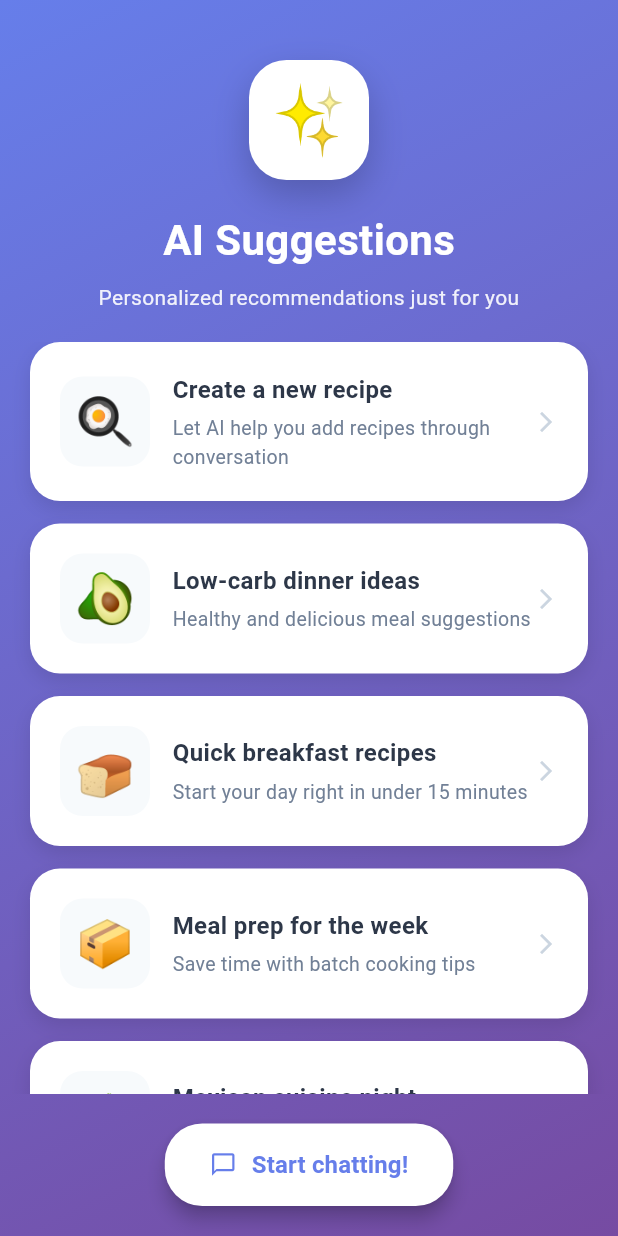
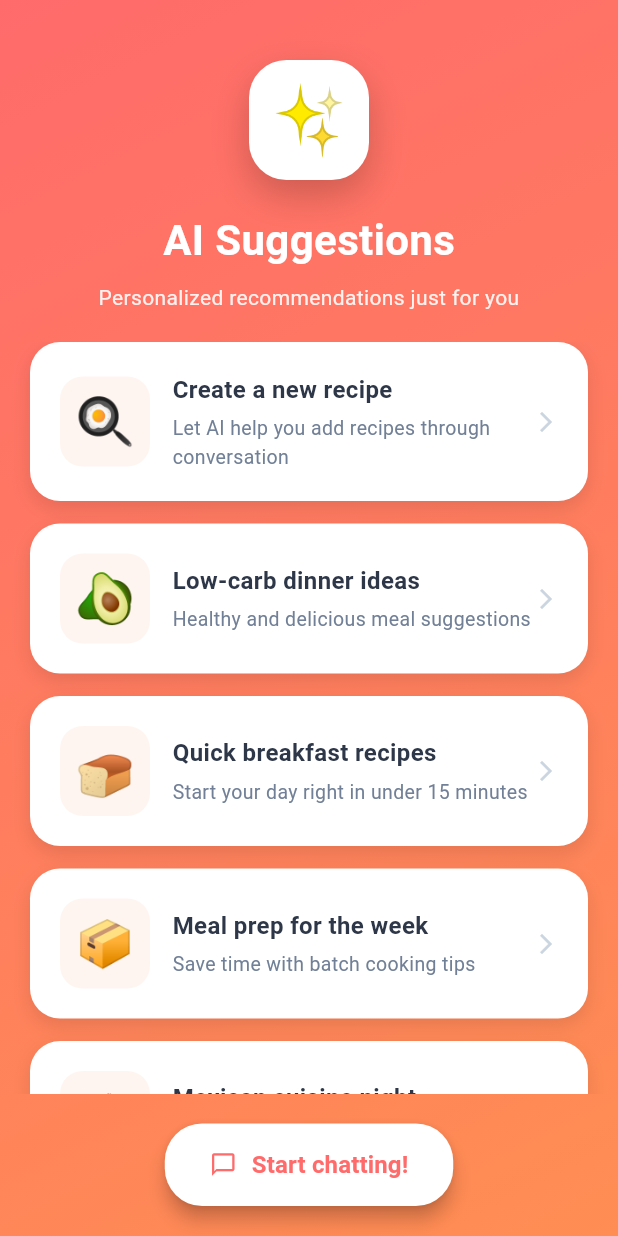
Before and after one commit to kazishakkhar17/RecipeWhisper, a Flutter app: the AiSuggestionScreen screen opened directly, on a phone screen of 412 x 824 dp. Run offline on Flutter 3.47's test engine with Material 3 defaults, Android fonts, the light colour scheme and no system bars; our stand-ins replace awesome_notifications, firebase_auth, firebase_core, flutter_riverpod, get_it, go_router and 3 more; accounts and stored records are empty.

Commit message:
AI onboarding screen translations added

```diff
--- a/lib/features/ai_suggestions/presentation/screens/ai_suggestion_screen.dart
+++ b/lib/features/ai_suggestions/presentation/screens/ai_suggestion_screen.dart
@@ -89,7 +89,7 @@ class _AiSuggestionScreenState extends ConsumerState<AiSuggestionScreen> {
       key: const ValueKey('suggestions'),
       decoration: const BoxDecoration(
         gradient: LinearGradient(
-          colors: [Color(0xFF667eea), Color(0xFF764ba2)],
+          colors: [Color(0xFFFF6B6B), Color(0xFFFF8E53)],
           begin: Alignment.topLeft,
           end: Alignment.bottomRight,
         ),
@@ -132,7 +132,7 @@ class _AiSuggestionScreenState extends ConsumerState<AiSuggestionScreen> {
                   ),
                   const SizedBox(height: 8),
                   Text(
-                    'Personalized recommendations just for you',
+                    context.tr('personalized_recommendations'),
                     style: TextStyle(
                       color: Colors.white.withOpacity(0.9),
                       fontSize: 14,
@@ -154,36 +154,36 @@ class _AiSuggestionScreenState extends ConsumerState<AiSuggestionScreen> {
                   children: [
                     _buildSuggestionCard(
                       icon: '🍳',
-                      title: 'Create a new recipe',
-                      description: 'Let AI help you add recipes through conversation',
+                      title: context.tr('create_new_recipe'),
+                      description: context.tr('create_new_recipe_desc'),
                       onTap: () => _startConversation('I want to add a recipe'),
                     ),
                     const SizedBox(height: 15),
                     _buildSuggestionCard(
                       icon: '🥑',
-                      title: 'Low-carb dinner ideas',
-                      description: 'Healthy and delicious meal suggestions',
+                      title: context.tr('low_carb_dinner'),
+                      description: context.tr('low_carb_dinner_desc'),
                       onTap: () => _startConversation('Suggest low-carb dinner ideas'),
                     ),
                     const SizedBox(height: 15),
                     _buildSuggestionCard(
                       icon: '🍞',
-                      title: 'Quick breakfast recipes',
-                      description: 'Start your day right in under 15 minutes',
+                      title: context.tr('quick_breakfast'),
+                      description: context.tr('quick_breakfast_desc'),
                       onTap: () => _startConversation('Give me quick breakfast ideas'),
                     ),
                     const SizedBox(height: 15),
                     _buildSuggestionCard(
                       icon: '📦',
-                      title: 'Meal prep for the week',
-                      description: 'Save time with batch cooking tips',
+                      title: context.tr('meal_prep'),
+                      description: context.tr('meal_prep_desc'),
                       onTap: () => _startConversation('Help me plan meal prep'),
                     ),
                     const SizedBox(height: 15),
                     _buildSuggestionCard(
                       icon: '🌮',
-                      title: 'Mexican cuisine night',
-                      description: 'Authentic flavors and traditional recipes',
+                      title: context.tr('mexican_cuisine'),
+                      description: context.tr('mexican_cuisine_desc'),
                       onTap: () => _startConversation('Suggest Mexican recipes'),
                     ),
                     const SizedBox(height: 20),
@@ -203,7 +203,7 @@ class _AiSuggestionScreenState extends ConsumerState<AiSuggestionScreen> {
                 },
                 style: ElevatedButton.styleFrom(
                   backgroundColor: Colors.white,
-                  foregroundColor: const Color(0xFF667eea),
+                  foregroundColor: const Color(0xFFFF6B6B),
                   padding: const EdgeInsets.symmetric(horizontal: 30, vertical: 16),
                   shape: RoundedRectangleBorder(
                     borderRadius: BorderRadius.circular(25),
@@ -259,7 +259,7 @@ class _AiSuggestionScreenState extends ConsumerState<AiSuggestionScreen> {
               width: 60,
               height: 60,
               decoration: BoxDecoration(
-                color: const Color(0xFFF7FAFC),
+                color: const Color(0xFFFFF5F0),
                 borderRadius: BorderRadius.circular(15),
               ),
               child: Center(
@@ -310,7 +310,8 @@ class _AiSuggestionScreenState extends ConsumerState<AiSuggestionScreen> {
           children: [
             const Text('🤖 '),
             Text(context.tr('ai')),
-            const Text(' Assistant'),
+            const Text(' '),
+            Text(context.tr('ai_assistant')),
           ],
         ),
         leading: IconButton(
@@ -343,7 +344,7 @@ class _AiSuggestionScreenState extends ConsumerState<AiSuggestionScreen> {
             onPressed: () {
               showDialog(
                 context: context,
-                builder: (context) => AlertDialog(
+                builder: (ctx) => AlertDialog(
                   title: Text('ℹ️ ${context.tr('how_to_use')}'),
                   content: const SingleChildScrollView(
                     child: Column(
@@ -362,8 +363,8 @@ class _AiSuggestionScreenState extends ConsumerState<AiSuggestionScreen> {
                   ),
                   actions: [
                     TextButton(
-                      onPressed: () => Navigator.pop(context),
-                      child: const Text('Got it!'),
+                      onPressed: () => Navigator.pop(ctx),
+                      child: Text(context.tr('got_it')),
                     ),
                   ],
                 ),
@@ -611,17 +612,17 @@ class _RecipePreviewCard extends StatelessWidget {
                   const SizedBox(height: 12),
                   Row(
                     children: [
-                      _InfoChip(icon: Icons.timer_outlined, label: '${recipe.cookingTimeMinutes} min'),
+                      _InfoChip(icon: Icons.timer_outlined, label: '${recipe.cookingTimeMinutes} ${context.tr('minutes')}'),
                       const SizedBox(width: 12),
-                      _InfoChip(icon: Icons.restaurant_outlined, label: '${recipe.servings} servings'),
+                      _InfoChip(icon: Icons.restaurant_outlined, label: '${recipe.servings} ${context.tr('servings')}'),
                     ],
                   ),
                   const SizedBox(height: 12),
-                  const Row(
+                  Row(
                     children: [
-                      Icon(Icons.check_circle, size: 16, color: Colors.green),
-                      SizedBox(width: 6),
-                      Text('Recipe saved! Tap to view', style: TextStyle(fontSize: 12, color: Colors.green, fontWeight: FontWeight.w500)),
+                      const Icon(Icons.check_circle, size: 16, color: Colors.green),
+                      const SizedBox(width: 6),
+                      Text(context.tr('recipe_saved_tap'), style: const TextStyle(fontSize: 12, color: Colors.green, fontWeight: FontWeight.w500)),
                     ],
                   ),
                 ],
```
Also changed, not shown: lib/core/constants/app_strings.dart (+26 -0 lines).
